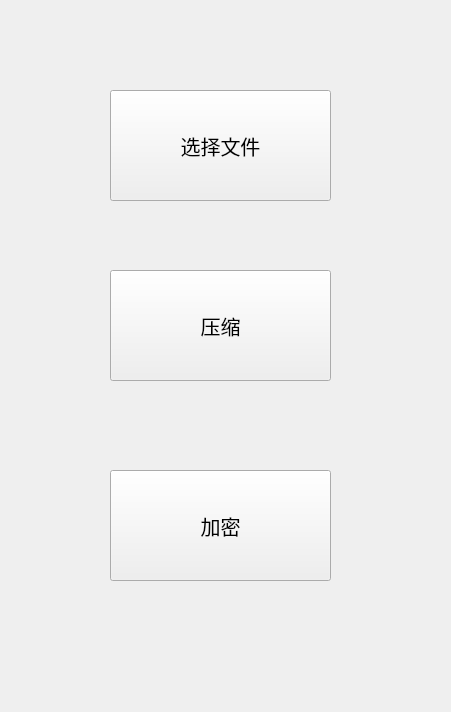
Qt form GUI/compression/widget.ui (leander-deleted/compress-and-encrypt-jpeg) before a commit.
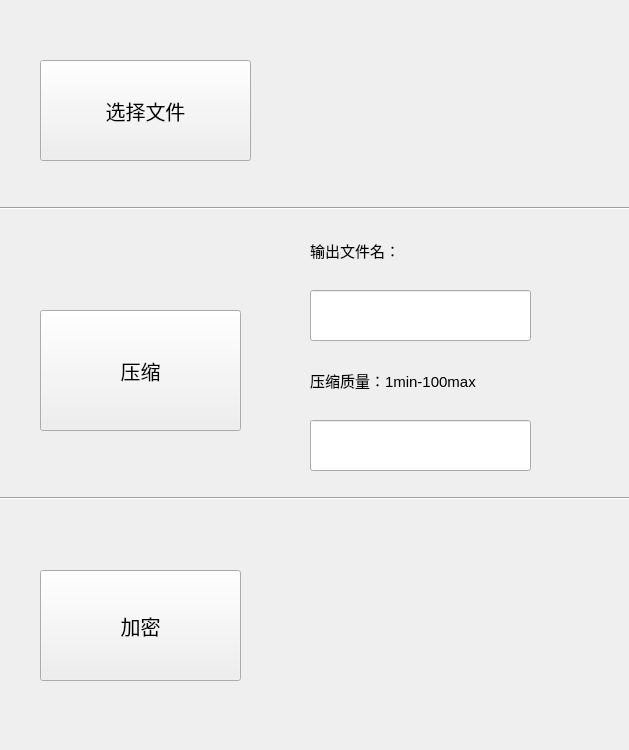
The same form after that commit.

```diff
--- a/GUI/compression/widget.ui
+++ b/GUI/compression/widget.ui
@@ -6,8 +6,8 @@
    <rect>
     <x>0</x>
     <y>0</y>
-    <width>451</width>
-    <height>712</height>
+    <width>629</width>
+    <height>750</height>
    </rect>
   </property>
   <property name="font">
@@ -21,10 +21,10 @@
   <widget class="QPushButton" name="pushButton">
    <property name="geometry">
     <rect>
-     <x>110</x>
-     <y>90</y>
-     <width>221</width>
-     <height>111</height>
+     <x>40</x>
+     <y>60</y>
+     <width>211</width>
+     <height>101</height>
     </rect>
    </property>
    <property name="font">
@@ -39,10 +39,10 @@
   <widget class="QPushButton" name="pushButton_2">
    <property name="geometry">
     <rect>
-     <x>110</x>
-     <y>270</y>
-     <width>221</width>
-     <height>111</height>
+     <x>40</x>
+     <y>310</y>
+     <width>201</width>
+     <height>121</height>
     </rect>
    </property>
    <property name="font">
@@ -57,9 +57,9 @@
   <widget class="QPushButton" name="pushButton_3">
    <property name="geometry">
     <rect>
-     <x>110</x>
-     <y>470</y>
-     <width>221</width>
+     <x>40</x>
+     <y>570</y>
+     <width>201</width>
      <height>111</height>
     </rect>
    </property>
@@ -72,6 +72,88 @@
     <string>加密</string>
    </property>
   </widget>
+  <widget class="Line" name="line">
+   <property name="geometry">
+    <rect>
+     <x>-10</x>
+     <y>490</y>
+     <width>671</width>
+     <height>16</height>
+    </rect>
+   </property>
+   <property name="orientation">
+    <enum>Qt::Horizontal</enum>
+   </property>
+  </widget>
+  <widget class="Line" name="line_2">
+   <property name="geometry">
+    <rect>
+     <x>-10</x>
+     <y>200</y>
+     <width>671</width>
+     <height>16</height>
+    </rect>
+   </property>
+   <property name="orientation">
+    <enum>Qt::Horizontal</enum>
+   </property>
+  </widget>
+  <widget class="QLineEdit" name="lineEdit">
+   <property name="geometry">
+    <rect>
+     <x>310</x>
+     <y>290</y>
+     <width>221</width>
+     <height>51</height>
+    </rect>
+   </property>
+  </widget>
+  <widget class="QLabel" name="label">
+   <property name="geometry">
+    <rect>
+     <x>310</x>
+     <y>230</y>
+     <width>131</width>
+     <height>41</height>
+    </rect>
+   </property>
+   <property name="font">
+    <font>
+     <pointsize>11</pointsize>
+    </font>
+   </property>
+   <property name="text">
+    <string>输出文件名：</string>
+   </property>
+  </widget>
+  <widget class="QLineEdit" name="lineEdit_2">
+   <property name="geometry">
+    <rect>
+     <x>310</x>
+     <y>420</y>
+     <width>221</width>
+     <height>51</height>
+    </rect>
+   </property>
+  </widget>
+  <widget class="QLabel" name="label_2">
+   <property name="geometry">
+    <rect>
+     <x>310</x>
+     <y>360</y>
+     <width>241</width>
+     <height>41</height>
+    </rect>
+   </property>
+   <property name="font">
+    <font>
+     <pointsize>11</pointsize>
+    </font>
+   </property>
+   <property name="text">
+    <string>压缩质量：1min-100max</string>
+   </property>
+  </widget>
  </widget>
  <layoutdefault spacing="6" margin="11"/>
  <resources/>
```
